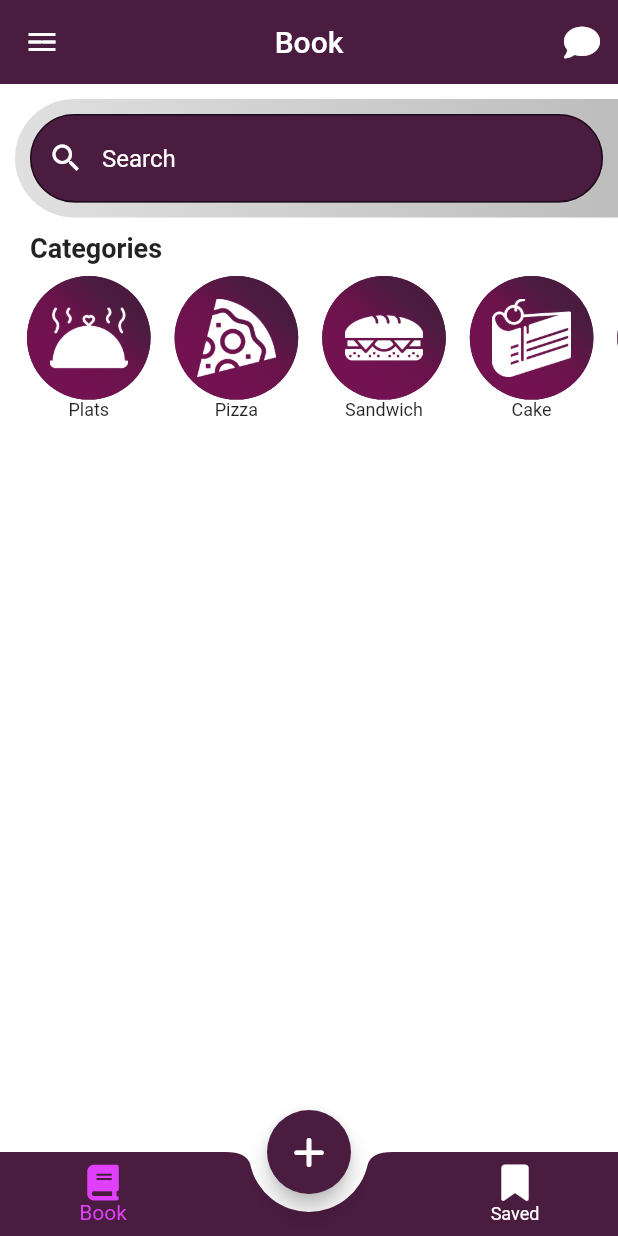
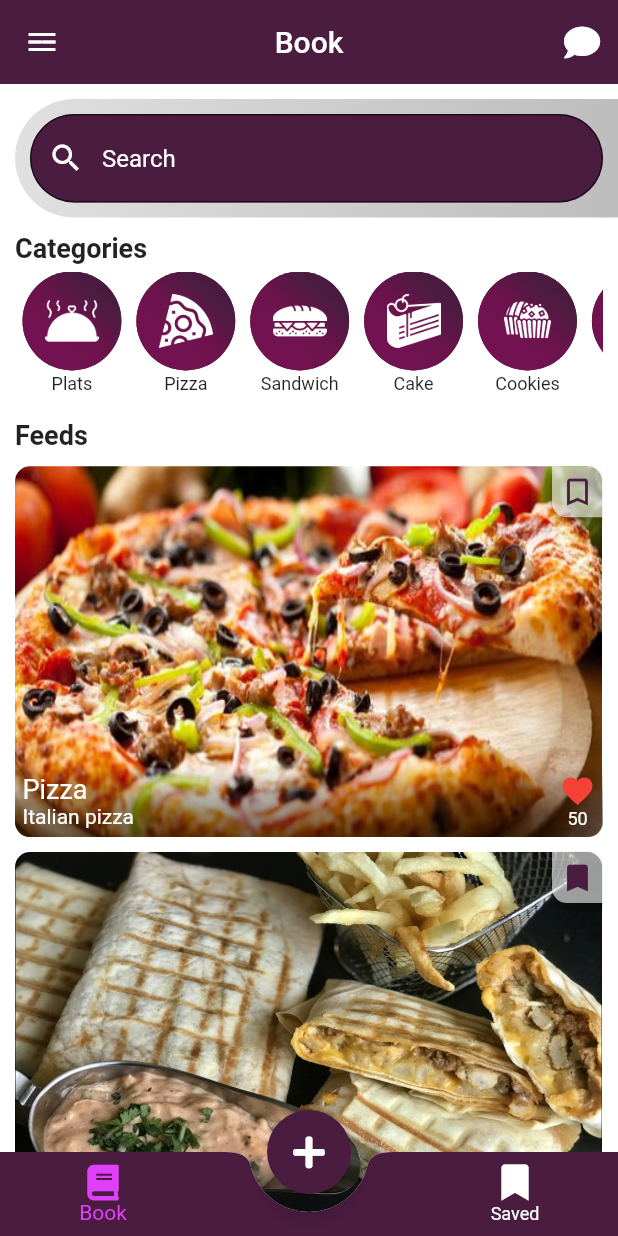
Before and after one commit to youcefkhelfi19/recipe_app, a Flutter app: the screen it shows after launch, after a tap on "Login", on a phone screen of 412 x 824 dp. Run offline on Flutter 3.47's test engine with Material 2 defaults, Android fonts, the phone set to English and light mode, and no system bars; drawn by our look-alikes of auto_size_text, backdrop, badges; our stand-ins replace cached_network_image, device_preview, flutter_icons; network calls fail.

Commit message:
add feeds list in the home screen and profile screen

```diff
--- a/lib/global_servvices/data.dart
+++ b/lib/app_data/categories_data.dart
@@ -1,4 +1,4 @@
-class Data {
+class CategoriesData {
   List categories = [
     {
       'name': 'Plats',
--- /dev/null
+++ b/lib/app_data/feeds_data.dart
@@ -0,0 +1,30 @@
+class FeedsData{
+  List feeds = [
+    {
+      'title': 'Pizza',
+      'image': 'images/pizza.jpg',
+      'description' :'Italian pizza ',
+      'saved': false,
+      'favorite': true,
+
+    },
+    {
+      'title': 'Taco',
+      'image': 'images/taco.jpg',
+      'description' :'Kit French Taco ',
+      'saved': true,
+      'favorite': true,
+
+
+    },
+    {
+      'title': 'Spaghetti',
+      'image': 'images/spa.jpg',
+      'description' :'Spaghetti with tomatoes and garlic',
+      'saved': false,
+      'favorite': false,
+
+
+    },
+  ];
+}
--- a/lib/auth_screens/login.dart
+++ b/lib/auth_screens/login.dart
@@ -85,7 +85,7 @@ class _LoginState extends State<Login> with TickerProviderStateMixin
                      ),
                    ),
                    Container(
-                     padding: EdgeInsets.symmetric(vertical: 30.0,horizontal: 10.0),
+                     padding: EdgeInsets.symmetric(vertical: 05.0,horizontal: 10.0),
                     margin: EdgeInsets.all(20.0),
                      height:screenHeight*0.35,
                      width: screenWidth,
@@ -133,7 +133,7 @@ class _LoginState extends State<Login> with TickerProviderStateMixin
                                child: AutoSizeText('Forget password ?',
                                  style: TextStyle(
                                      color: Colors.black54,
-                                     fontSize: 18.0
+                                     fontSize: 16.0
                                  ),
                                ),
                              ),
--- a/lib/auth_screens/register.dart
+++ b/lib/auth_screens/register.dart
@@ -87,7 +87,7 @@ class _RegisterState extends State<Register> with TickerProviderStateMixin
                   ),
                    SizedBox(height: screenHeight*0.1,),
                   Container(
-                    padding: EdgeInsets.symmetric(vertical: 30.0,horizontal: 10.0),
+                    padding: EdgeInsets.symmetric(vertical: 5.0,horizontal: 10.0),
                     margin: EdgeInsets.all(20.0),
                     height:screenHeight*0.5,
                     width: screenWidth,
--- a/lib/main.dart
+++ b/lib/main.dart
@@ -1,9 +1,11 @@
+import 'package:device_preview/device_preview.dart';
 import 'package:flutter/material.dart';
-import 'package:recipe_app/global_servvices/app_colors.dart';
+import 'package:recipe_app/global_services/app_colors.dart';
 
 import 'auth_screens/login.dart';
 
 void main() {
+  //runApp(DevicePreview(builder: (context)=>MyApp()));
   runApp(MyApp());
 }
 
@@ -13,7 +15,8 @@ class MyApp extends StatelessWidget {
   @override
   Widget build(BuildContext context) {
     return MaterialApp(
-      debugShowCheckedModeBanner: false,
+       // builder:DevicePreview.appBuilder,
+        debugShowCheckedModeBanner: false,
       theme: ThemeData(
         primaryColor: AppColors.purple2,
           scaffoldBackgroundColor: Colors.white,
--- a/lib/screens/home.dart
+++ b/lib/screens/home.dart
@@ -3,13 +3,16 @@ import 'package:backdrop/backdrop.dart';
 import 'package:flutter/cupertino.dart';
 import 'package:flutter/material.dart';
 import 'package:flutter_icons/flutter_icons.dart';
-import 'package:recipe_app/global_servvices/app_colors.dart';
-import 'package:recipe_app/global_servvices/data.dart';
+import 'package:recipe_app/app_data/feeds_data.dart';
+import 'package:recipe_app/global_services/app_colors.dart';
+import 'package:recipe_app/app_data/categories_data.dart';
 import 'package:recipe_app/screens/profile.dart';
 import 'package:recipe_app/widgets/category_card.dart';
+import 'package:recipe_app/widgets/feeds_card.dart';
 
 class Home extends StatelessWidget {
- final List categories = Data().categories;
+ final List categories = CategoriesData().categories;
+ final List  feed = FeedsData().feeds;
   @override
   Widget build(BuildContext context) {
     final double screenHeight = MediaQuery.of(context).size.height;
@@ -39,20 +42,16 @@ class Home extends StatelessWidget {
              children: [
                Container(
 
-                 margin: EdgeInsets.only(top: 10 ,left: 10.0,bottom: 10),
+                 margin: EdgeInsets.only(top: 10 ,left:10,bottom: 10),
                  padding: EdgeInsets.symmetric(horizontal: 10.0,vertical: 10.0),
                  decoration: BoxDecoration(
                    gradient: LinearGradient(
                      colors: [
                        Colors.black12,
                        Colors.black26,
-
-
                      ],
-
                    ),
                    borderRadius: BorderRadius.only(
-                    // bottomRight: Radius.circular(30.0),
                      bottomLeft: Radius.circular(40.0),
                        topLeft: Radius.circular(40.0)
 
@@ -79,7 +78,7 @@ class Home extends StatelessWidget {
                  ),
                ),
                Padding(
-                 padding: const EdgeInsets.only(left: 20.0),
+                 padding: const EdgeInsets.only(left: 10.0,bottom: 5.0),
                  child: Align(
                      alignment: Alignment.bottomLeft,
                      child: AutoSizeText('Categories',
@@ -90,10 +89,9 @@ class Home extends StatelessWidget {
                      )),
                ),
                Container(
-
-                 padding: EdgeInsets.only(left: 10),
+                 padding: EdgeInsets.only(left: 10,right: 10.0),
                  width: screenWidth,
-                 height: screenHeight*0.13,
+                 height: screenHeight*0.12,
                  child: ListView.builder(
                       scrollDirection: Axis.horizontal,
                      itemCount: categories.length,
@@ -104,10 +102,32 @@ class Home extends StatelessWidget {
                        );
                      }),
                ),
+               Padding(
+                 padding: const EdgeInsets.only(left: 10.0),
+                 child: Align(
+                     alignment: Alignment.bottomLeft,
+                     child: AutoSizeText('Feeds',
+                       style: TextStyle(
+                         fontSize: 18.0,
+                         fontWeight: FontWeight.bold,
+                       ),
+                     )),
+               ),
                Expanded(
-                 flex: 8,
                  child: Container(
-                   color: Colors.white,
+                     padding: EdgeInsets.symmetric(horizontal: 10.0,vertical: 5.0),
+                     child: ListView.builder(
+                      itemCount:feed.length ,
+                     itemBuilder: (context , index){
+                        return FeedsCard(
+                          title: feed[index]['title'],
+                          description: feed[index]['description'],
+                          image: feed[index]['image'],
+                          isFavorite: feed[index]['favorite'],
+                          isSaved: feed[index]['saved'],
+                        );
+                     })
+
                  ),
                )
              ],
--- a/lib/screens/profile.dart
+++ b/lib/screens/profile.dart
@@ -1,10 +1,13 @@
 import 'package:auto_size_text/auto_size_text.dart';
 import 'package:flutter/material.dart';
 import 'package:flutter_icons/flutter_icons.dart';
-import 'package:recipe_app/global_servvices/app_colors.dart';
+import 'package:recipe_app/app_data/feeds_data.dart';
+import 'package:recipe_app/global_services/app_colors.dart';
+import 'package:recipe_app/widgets/feeds_card.dart';
 
 class Profile extends StatelessWidget {
-  const Profile({Key key}) : super(key: key);
+  final List  feed = FeedsData().feeds;
+
   void onSelected(BuildContext context, int item) {
     switch (item) {
       case 0:
@@ -26,7 +29,9 @@ class Profile extends StatelessWidget {
     return Scaffold(
       body: Column(
         children: [
-          Expanded(
+          Container(
+            width: screenWidth,
+            height: screenHeight*0.3,
             child: Stack(
               children: [
             Positioned(
@@ -67,7 +72,7 @@ class Profile extends StatelessWidget {
                           ' Youcef Khelfi',
                           style: TextStyle(
                               color: Colors.white,
-                                fontSize: 18.0,
+                              fontSize: 16.0,
                               fontWeight: FontWeight.bold),
                         ),
                       ],
@@ -171,12 +176,36 @@ class Profile extends StatelessWidget {
               ),
             ),
               ],
+            ),
+          ),
+          Padding(
+            padding: const EdgeInsets.only(left: 10.0,bottom: 5.0),
+            child: Align(
+                alignment: Alignment.bottomLeft,
+                child: AutoSizeText('My Recipes',
+                  style: TextStyle(
+                    fontSize: 18.0,
+                    fontWeight: FontWeight.bold,
+                  ),
                 )),
+          ),
           Expanded(
-              flex: 2,
             child: Container(
-                color: Colors.white,
-              ))
+                padding: EdgeInsets.symmetric(horizontal: 10.0,vertical: 5.0),
+                child: ListView.builder(
+                    itemCount:feed.length ,
+                    itemBuilder: (context , index){
+                      return FeedsCard(
+                        title: feed[index]['title'],
+                        description: feed[index]['description'],
+                        image: feed[index]['image'],
+                        isFavorite: feed[index]['favorite'],
+                        isSaved: feed[index]['saved'],
+                      );
+                    })
+
+            ),
+          )
         ],
       ),
     );
--- a/lib/widgets/bottom_navigation_bar.dart
+++ b/lib/widgets/bottom_navigation_bar.dart
@@ -1,7 +1,7 @@
 import 'package:flutter/material.dart';
 import 'package:flutter/rendering.dart';
 import 'package:flutter_icons/flutter_icons.dart';
-import 'package:recipe_app/global_servvices/app_colors.dart';
+import 'package:recipe_app/global_services/app_colors.dart';
 import 'package:recipe_app/screens/add.dart';
 import 'package:recipe_app/screens/favorit.dart';
 import 'package:recipe_app/screens/home.dart';
--- a/lib/widgets/category_card.dart
+++ b/lib/widgets/category_card.dart
@@ -1,6 +1,6 @@
 import 'package:auto_size_text/auto_size_text.dart';
 import 'package:flutter/material.dart';
-import 'package:recipe_app/global_servvices/app_colors.dart';
+import 'package:recipe_app/global_services/app_colors.dart';
 
 class CategoryCard extends StatelessWidget {
    CategoryCard({this.name,this.image});
@@ -11,12 +11,11 @@ class CategoryCard extends StatelessWidget {
     final double screenHeight = MediaQuery.of(context).size.height;
     final double screenWidth = MediaQuery.of(context).size.width;
     return Padding(
-      padding: const EdgeInsets.all(8.0),
+      padding: const EdgeInsets.symmetric(horizontal: 5.0),
       child: Column(
-        mainAxisAlignment: MainAxisAlignment.spaceAround,
         children: [
           CircleAvatar(
-              radius: screenWidth * 0.1,
+              radius: screenWidth * 0.08,
               backgroundColor: AppColors.purple2,
               child: Container(
                 padding: EdgeInsets.all(15),
@@ -32,12 +31,15 @@ class CategoryCard extends StatelessWidget {
                       end: const FractionalOffset(1.0, 0.0),
                       stops: [0.25, 0.5, 0.75, 1.0],
                       tileMode: TileMode.clamp),
-                  borderRadius: BorderRadius.circular(50.0),
+                  borderRadius: BorderRadius.circular(100.0),
                 ),
                 child: Image(
                   image: AssetImage(image),
                 ),
               )),
+          SizedBox(
+            height:2,
+          ),
           AutoSizeText(
             name,
             style: TextStyle(fontSize: 12),
--- a/lib/widgets/custom_button.dart
+++ b/lib/widgets/custom_button.dart
@@ -1,6 +1,6 @@
 import 'package:auto_size_text/auto_size_text.dart';
 import 'package:flutter/material.dart';
-import 'package:recipe_app/global_servvices/app_colors.dart';
+import 'package:recipe_app/global_services/app_colors.dart';
 
 class CustomButton extends StatelessWidget {
    CustomButton({this.width,this.height,this.onPressed,this.text});
--- /dev/null
+++ b/lib/widgets/feeds_card.dart
@@ -0,0 +1,107 @@
+import 'package:auto_size_text/auto_size_text.dart';
+import 'package:badges/badges.dart';
+import 'package:flutter/cupertino.dart';
+import 'package:flutter/material.dart';
+import 'package:recipe_app/global_services/app_colors.dart';
+
+class FeedsCard extends StatelessWidget {
+  final String title;
+  final String description;
+  final String image ;
+  final bool isFavorite;
+  final bool isSaved ;
+  FeedsCard({this.isFavorite = false,this.title,this.description,this.image,this.isSaved= false});
+  @override
+  Widget build(BuildContext context) {
+    final double screenHeight = MediaQuery.of(context).size.height;
+    final double screenWidth = MediaQuery.of(context).size.width;
+    return Padding(
+      padding: const EdgeInsets.symmetric(vertical: 5.0),
+      child: Stack(
+        children: [
+          Container(
+            width: screenWidth * 0.95,
+            height: screenHeight * 0.3,
+            decoration: BoxDecoration(
+              borderRadius: BorderRadius.circular(10.0),
+              image: DecorationImage(
+                fit: BoxFit.fill,
+                image: AssetImage(image),
+              ),
+            ),
+          ),
+          Positioned(
+              top: 0.0,
+              right: 0.0,
+              child: Column(
+                children: [
+                  Badge(
+                    toAnimate: false,
+                    shape: BadgeShape.square,
+                    badgeColor: Colors.white60,
+                    borderRadius: BorderRadius.only(
+                      topRight: Radius.circular(10.0),
+                      bottomLeft: Radius.circular(10.0),
+                    ),
+                    badgeContent: Icon(
+                      isSaved ?Icons.bookmark: Icons.bookmark_border,
+                      color: AppColors.purple2,
+                    ),
+                  ),
+                ],
+              )),
+          Positioned(
+              bottom: 0.0,
+              left: 0.0,
+              right: 0.0,
+              child: Container(
+                padding: EdgeInsets.all(5.0),
+                width: screenWidth * 0.95,
+                decoration: BoxDecoration(
+                  gradient: LinearGradient(
+                      begin: Alignment(-1.0, -1),
+                      end: Alignment(-1.0, 1),
+                      colors: [
+                        Colors.transparent,
+                        Colors.black12,
+                        Colors.black26,
+                        Colors.black38,
+                        Colors.black45,
+                        Colors.black54,
+                      ]),
+                  borderRadius: BorderRadius.only(
+                      bottomLeft: Radius.circular(10.0),
+                      bottomRight: Radius.circular(10.0)),
+                ),
+                child: Row(
+                  mainAxisAlignment: MainAxisAlignment.spaceBetween,
+                  children: [
+                    Column(
+                      crossAxisAlignment: CrossAxisAlignment.start,
+                      children: [
+                        AutoSizeText(
+                          title,
+                          style: TextStyle(color: Colors.white, fontSize: 18.0),
+                        ),
+                        AutoSizeText(
+                          description,
+                          style: TextStyle(color: Colors.white),
+                        ),
+                      ],
+                    ),
+                    Column(
+                      children: [
+                        Icon(isFavorite ? Icons.favorite:Icons.favorite_border,color: Colors.red,),
+                        AutoSizeText('50',style: TextStyle(color: Colors.white,fontSize: 12.0),)
+                      ],
+                    )
+                  ],
+                ),
+              ),
+          ),
+
+        ],
+      ),
+    );
+  }
+}
--- a/pubspec.yaml
+++ b/pubspec.yaml
@@ -32,6 +32,9 @@ dependencies:
   auto_size_text: ^2.1.0
   flutter_icons: ^1.1.0
   backdrop: ^0.6.2
+  device_preview: ^0.7.4
+  badges: ^2.0.1
+
 
 
 dev_dependencies:
```
Also changed, not shown: images/pizza.jpg (added), images/spa.jpg (added), images/taco.jpg (added), lib/global_services/app_colors.dart (renamed from lib/global_servvices/app_colors.dart), pubspec.lock. Lines whose indentation alone changed are shown as unchanged.
